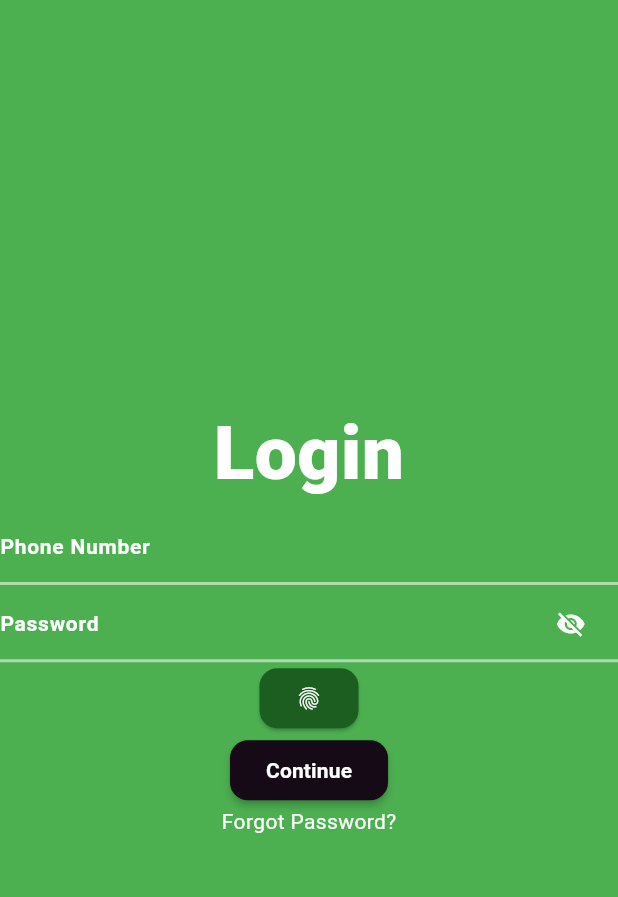
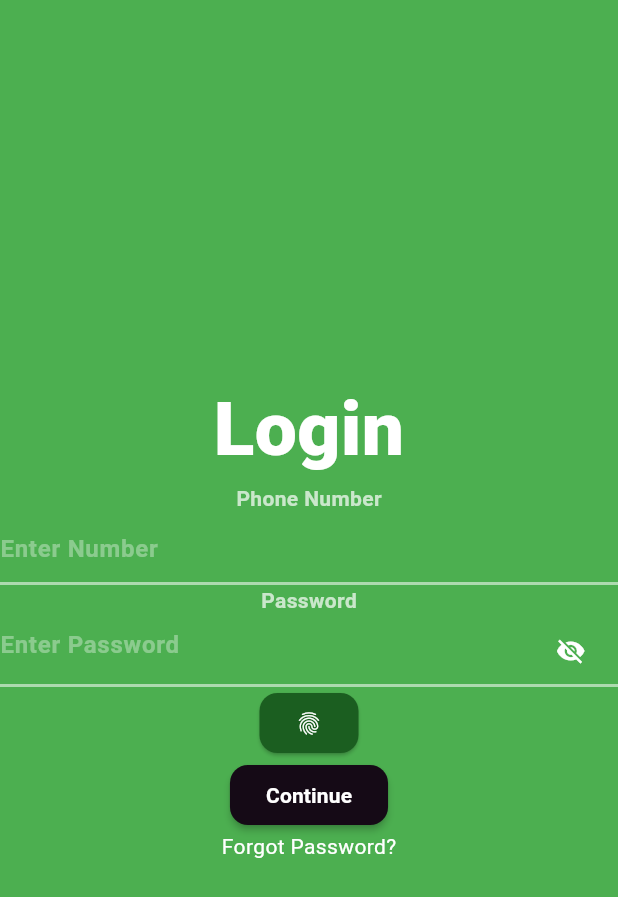
Before and after one commit to Mansyahariii/KB1179-1123150127-uts, a Flutter app: the Loginscreen screen opened directly, on a phone screen of 412 x 824 dp. Shown: the top 897 px of the screen. Run offline on Flutter 3.47's test engine with Material 3 defaults, Android fonts, the phone set to English and light mode, and no system bars; Roboto replaces fonts that are missing (Poppins).

Commit message:
memisahkan text pada Textfield

```diff
--- a/lib/screen/LoginScreen.dart
+++ b/lib/screen/LoginScreen.dart
@@ -20,21 +20,23 @@ class Loginscreen extends StatelessWidget {
                 color: Colors.white,
               ),
             ),
+            Text(
+              "Phone Number",
+              style: TextStyle(
+                fontSize: 14,
+                fontWeight: FontWeight.bold,
+                color: Colors.white70,
+              ),
+            ),
             TextField(
               keyboardType: TextInputType.number,
               style: const TextStyle(
-                fontSize: 14,
+                fontSize: 16,
                 fontWeight: FontWeight.bold,
                 color: Colors.white,
               ),
               decoration: InputDecoration(
-                labelText: 'Phone Number',
-                labelStyle: const TextStyle(
-                  fontSize: 14,
-                  fontWeight: FontWeight.bold,
-                  color: Colors.white,
-                ),
-                hintText: 'Enter your number',
+                hintText: 'Enter Number',
                 hintStyle: TextStyle(
                   color: const Color.fromARGB(90, 255, 255, 255),
                 ),
@@ -46,21 +48,23 @@ class Loginscreen extends StatelessWidget {
                 ),
               ),
             ),
+            Text(
+              "Password",
+              style: TextStyle(
+                fontSize: 14,
+                fontWeight: FontWeight.bold,
+                color: Colors.white70,
+              ),
+            ),
             TextField(
               obscureText: true,
               style: const TextStyle(
-                fontSize: 14,
+                fontSize: 16,
                 fontWeight: FontWeight.bold,
                 color: Colors.white,
               ),
               decoration: InputDecoration(
-                labelText: 'Password',
-                labelStyle: const TextStyle(
-                  fontSize: 14,
-                  fontWeight: FontWeight.bold,
-                  color: Colors.white,
-                ),
-                hintText: 'Enter your password',
+                hintText: 'Enter Password',
                 hintStyle: TextStyle(
                   color: const Color.fromARGB(90, 255, 255, 255),
                 ),
```
